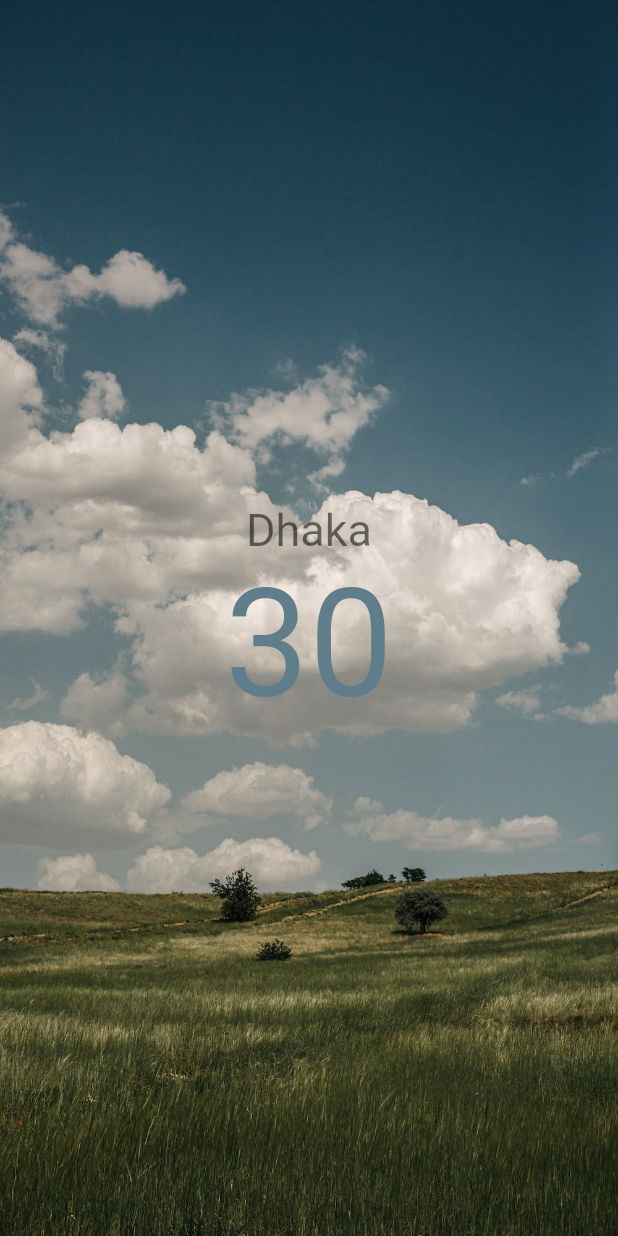
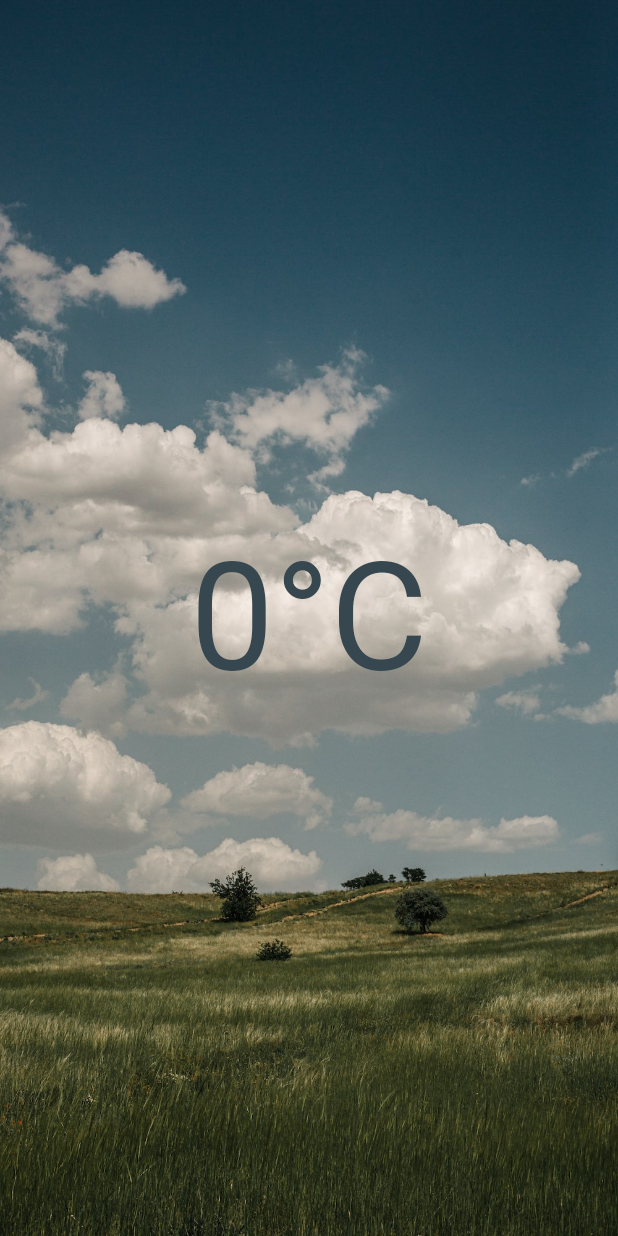
Before and after one commit to Khalid-M-Saifullah/Weather-Today, a Flutter app: the LocationScreen screen opened directly, on a phone screen of 412 x 824 dp. Run offline on Flutter 3.47's test engine with Material 2 defaults, Android fonts, the phone set to English and light mode, and no system bars; our stand-ins replace flutter_spinkit, geolocator; network calls fail; statements that could not run were skipped.

Commit message:
version 1.2

```diff
--- a/lib/screens/loading_screen.dart
+++ b/lib/screens/loading_screen.dart
@@ -33,12 +33,12 @@ class _LoadingScreenState extends State<LoadingScreen> {
     latitude = location.latitude;
     longitude = location.longitude;
 
-    NetworkHelper networkHelper = NetworkHelper('https://api.openweathermap.org/data/2.5/weather?lat=$latitude&lon=$longitude&appid=$apiKey');
+    NetworkHelper networkHelper = NetworkHelper('https://api.openweathermap.org/data/2.5/weather?lat=$latitude&lon=$longitude&appid=$apiKey&units=metric');
 
     var weatherData = await networkHelper.getData();
 
     Navigator.push(context, MaterialPageRoute(builder: (context) {
-      return LocationScreen();
+      return LocationScreen(locationWeather: weatherData);
     }));
   }
   //frontend
--- a/lib/screens/location_screen.dart
+++ b/lib/screens/location_screen.dart
@@ -3,11 +3,32 @@ import 'package:flutter/material.dart';
 
 class LocationScreen extends StatefulWidget {
 
+  LocationScreen({this.locationWeather});
+
+  final locationWeather;
   @override
   _LocationScreenState createState() => _LocationScreenState();
 }
 
 class _LocationScreenState extends State<LocationScreen> {
+
+  double temperature = 0;
+  String description = '';
+  String cityName = '';
+
+  @override
+  void initState() {
+    // TODO: implement initState
+    super.initState();
+    updateUI(widget.locationWeather);
+  }
+
+  void updateUI(dynamic weatherData) {
+    temperature = weatherData['main']['temp'];
+    description = weatherData['weather'][0]['description'];
+    cityName = weatherData['name'];
+  }
+
   @override
   Widget build(BuildContext context) {
     return Scaffold(
@@ -26,20 +47,29 @@ class _LocationScreenState extends State<LocationScreen> {
             mainAxisAlignment: MainAxisAlignment.center,
             children: <Widget>[
               Container(
-                child: const Text('Dhaka',
+                child: Text(cityName,
                   style: TextStyle(
                     fontSize: 30.0,
                     fontWeight: FontWeight.w400,
-                    color: Colors.black54,
+                    color: Colors.blueGrey[900],
                   ),
                 ),
               ),
               Container(
-                child: const Text('30',
+                child:  Text('${temperature.toInt()}°C',
                   style: TextStyle(
                     fontSize: 100.0,
                     fontWeight: FontWeight.w400,
-                    color: Colors.blueGrey,
+                    color: Colors.blueGrey[800],
+                  ),
+                ),
+              ),
+              Container(
+                child:  Text(description,
+                  style: TextStyle(
+                    fontSize: 30.0,
+                    fontWeight: FontWeight.w400,
+                    color: Colors.blueGrey[900],
                   ),
                 ),
               ),
--- a/lib/services/location.dart
+++ b/lib/services/location.dart
@@ -9,7 +9,7 @@ class Location {
   Future<void> getCurrentLocation() async{
     try{
       Position position = await Geolocator.getCurrentPosition(desiredAccuracy: LocationAccuracy.low);
-      print(position);
+      // print(position);
       latitude = position.latitude;
       longitude = position.longitude;
     } catch (e) {
```
